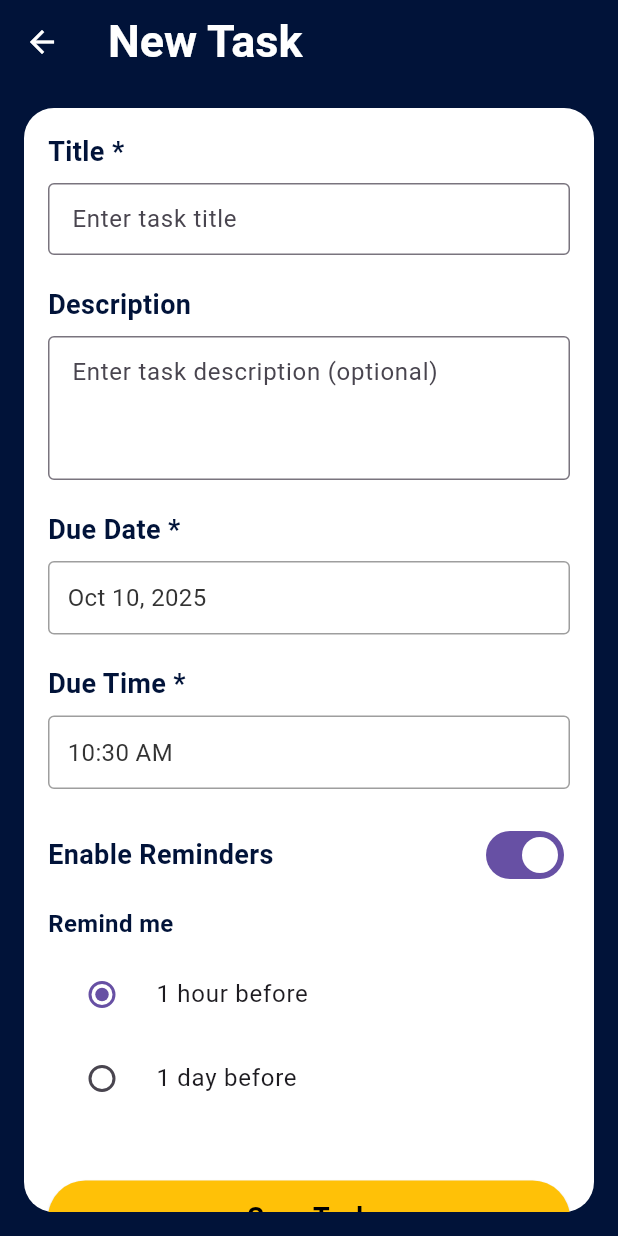
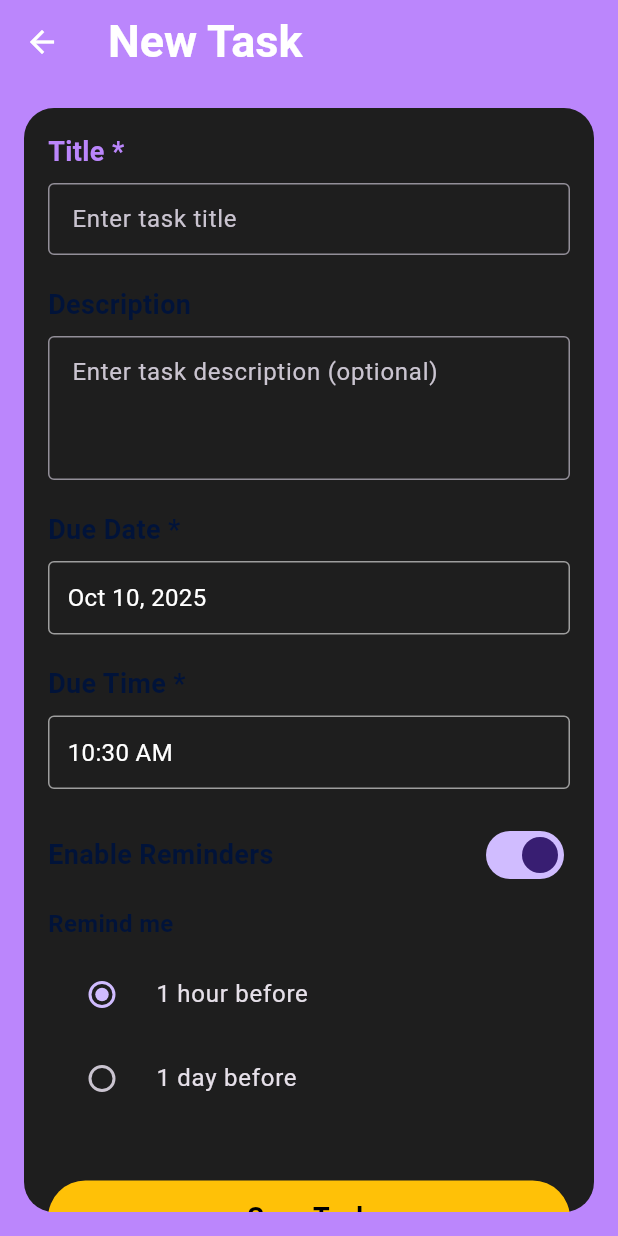
Before and after one commit to Dushimepaulette1/study_planner_app, a Flutter app: the screen it shows after launch, after a tap on "New Task", on a phone screen of 412 x 824 dp. Run offline on Flutter 3.47's test engine with Material 3 defaults, Android fonts, the phone set to English and light mode, and no system bars; our stand-ins replace shared_preferences.

Commit message:
updated on the dark mode and also light mode to work effectively

```diff
--- a/lib/main.dart
+++ b/lib/main.dart
@@ -4,6 +4,32 @@ import 'package:study_planner_app/screens/calendar_screen.dart';
 import 'package:study_planner_app/screens/settings_screen.dart';
 import 'package:study_planner_app/utils/colors.dart';
 import 'package:study_planner_app/services/storage_service.dart';
+
+// Global theme notifier that can be accessed throughout the app
+class ThemeNotifier extends ChangeNotifier {
+  bool _isDarkMode = true; // Default to dark mode
+  final StorageService _storageService = StorageService();
+
+  ThemeNotifier() {
+    _loadThemePreference();
+  }
+
+  bool get isDarkMode => _isDarkMode;
+
+  void _loadThemePreference() async {
+    final isDarkMode = await _storageService.getThemeMode();
+    _isDarkMode = isDarkMode;
+    notifyListeners();
+  }
+
+  void toggleTheme(bool isDarkMode) {
+    _isDarkMode = isDarkMode;
+    _storageService.setThemeMode(isDarkMode);
+    notifyListeners();
+  }
+}
+
+final themeNotifier = ThemeNotifier();
 
 void main() {
   runApp(const StudyPlannerApp());
@@ -17,39 +43,21 @@ class StudyPlannerApp extends StatefulWidget {
 }
 
 class _StudyPlannerAppState extends State<StudyPlannerApp> {
-  final StorageService _storageService = StorageService();
-  bool _isDarkMode = false;
-  int _selectedIndex = 0;
-  final List<Widget> _screens = [
-    const TodayScreen(),
-    const CalendarScreen(),
-    const SettingsScreen(),
-  ];
-
   @override
   void initState() {
     super.initState();
-    _loadThemePreference();
+    // Listen to theme changes
+    themeNotifier.addListener(_onThemeChanged);
   }
 
-  void _loadThemePreference() async {
-    final isDarkMode = await _storageService.getThemeMode();
-    setState(() {
-      _isDarkMode = isDarkMode;
-    });
+  void _onThemeChanged() {
+    setState(() {}); // Rebuild the app when theme changes
   }
 
-  void _toggleTheme(bool isDarkMode) {
-    setState(() {
-      _isDarkMode = isDarkMode;
-    });
-    _storageService.setThemeMode(isDarkMode);
-  }
-
-  void _onItemTapped(int index) {
-    setState(() {
-      _selectedIndex = index;
-    });
+  @override
+  void dispose() {
+    themeNotifier.removeListener(_onThemeChanged);
+    super.dispose();
   }
 
   @override
@@ -58,28 +66,8 @@ class _StudyPlannerAppState extends State<StudyPlannerApp> {
       title: 'Study Planner',
       theme: _buildLightTheme(),
       darkTheme: _buildDarkTheme(),
-      themeMode: _isDarkMode ? ThemeMode.dark : ThemeMode.light,
-      home: Scaffold(
-        body: _screens[_selectedIndex],
-        bottomNavigationBar: BottomNavigationBar(
-          items: const [
-            BottomNavigationBarItem(
-              icon: Icon(Icons.today),
-              label: 'Today',
-            ),
-            BottomNavigationBarItem(
-              icon: Icon(Icons.calendar_today),
-              label: 'Calendar',
-            ),
-            BottomNavigationBarItem(
-              icon: Icon(Icons.settings),
-              label: 'Settings',
-            ),
-          ],
-          currentIndex: _selectedIndex,
-          onTap: _onItemTapped,
-        ),
-      ),
+      themeMode: themeNotifier.isDarkMode ? ThemeMode.dark : ThemeMode.light,
+      home: const MainNavigationScreen(),
     );
   }
 
@@ -124,8 +112,53 @@ class _StudyPlannerAppState extends State<StudyPlannerApp> {
       textTheme: const TextTheme(
         bodyLarge: TextStyle(color: AppColors.darkText),
         bodyMedium: TextStyle(color: AppColors.darkText),
+        titleLarge: TextStyle(color: AppColors.darkText),
       ),
       useMaterial3: true,
     );
   }
 }
+
+class MainNavigationScreen extends StatefulWidget {
+  const MainNavigationScreen({super.key});
+
+  @override
+  State<MainNavigationScreen> createState() => _MainNavigationScreenState();
+}
+
+class _MainNavigationScreenState extends State<MainNavigationScreen> {
+  int _selectedIndex = 0;
+  final List<Widget> _screens = [
+    const TodayScreen(),
+    const CalendarScreen(),
+    const SettingsScreen(),
+  ];
+
+  void _onItemTapped(int index) {
+    setState(() {
+      _selectedIndex = index;
+    });
+  }
+
+  @override
+  Widget build(BuildContext context) {
+    return Scaffold(
+      body: _screens[_selectedIndex],
+      bottomNavigationBar: BottomNavigationBar(
+        items: const [
+          BottomNavigationBarItem(icon: Icon(Icons.today), label: 'Today'),
+          BottomNavigationBarItem(
+            icon: Icon(Icons.calendar_today),
+            label: 'Calendar',
+          ),
+          BottomNavigationBarItem(
+            icon: Icon(Icons.settings),
+            label: 'Settings',
+          ),
+        ],
+        currentIndex: _selectedIndex,
+        onTap: _onItemTapped,
+      ),
+    );
+  }
+}
--- a/lib/screens/new_task_screen.dart
+++ b/lib/screens/new_task_screen.dart
@@ -3,6 +3,7 @@ import 'package:intl/intl.dart';
 import 'package:study_planner_app/models/task.dart';
 import 'package:study_planner_app/services/storage_service.dart';
 import 'package:study_planner_app/utils/colors.dart';
+import 'package:study_planner_app/main.dart';
 
 class NewTaskScreen extends StatefulWidget {
   const NewTaskScreen({super.key});
@@ -89,10 +90,15 @@ class _NewTaskScreenState extends State<NewTaskScreen> {
 
   @override
   Widget build(BuildContext context) {
+    final isDarkMode = Theme.of(context).brightness == Brightness.dark;
+    final backgroundColor = isDarkMode
+        ? AppColors.darkPrimary
+        : AppColors.lightPrimary;
+
     return Scaffold(
-      backgroundColor: AppColors.lightPrimary,
+      backgroundColor: backgroundColor,
       appBar: AppBar(
-        backgroundColor: AppColors.lightPrimary,
+        backgroundColor: backgroundColor,
         leading: IconButton(
           icon: const Icon(Icons.arrow_back, color: Colors.white),
           onPressed: () => Navigator.pop(context),
--- a/lib/screens/today_screen.dart
+++ b/lib/screens/today_screen.dart
@@ -58,9 +58,15 @@ class _TodayScreenState extends State<TodayScreen> {
   Widget build(BuildContext context) {
     return Scaffold(
       appBar: AppBar(
-        title: const Text(
+        title: Text(
           'Today',
-          style: TextStyle(fontSize: 30, fontWeight: FontWeight.bold),
+          style: TextStyle(
+            fontSize: 30,
+            fontWeight: FontWeight.bold,
+            color: Theme.of(context).brightness == Brightness.dark
+                ? Colors.white
+                : null,
+          ),
         ),
       ),
       body: Column(
--- a/lib/services/storage_service.dart
+++ b/lib/services/storage_service.dart
@@ -80,6 +80,6 @@ class StorageService {
 
   Future<bool> getThemeMode() async {
     final prefs = await SharedPreferences.getInstance();
-    return prefs.getBool(_themeModeKey) ?? false; // Default to light mode
+    return prefs.getBool(_themeModeKey) ?? true; // Default to dark mode
   }
 }
```
Also changed, not shown: lib/screens/settings_screen.dart (+10 -4 lines).
